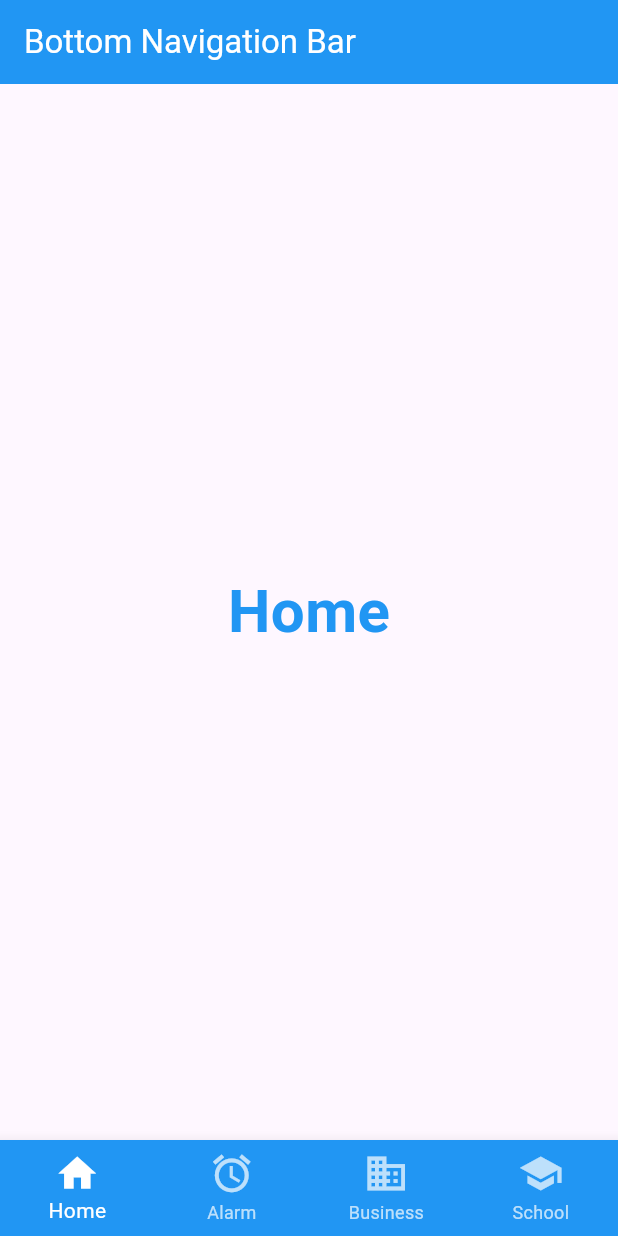
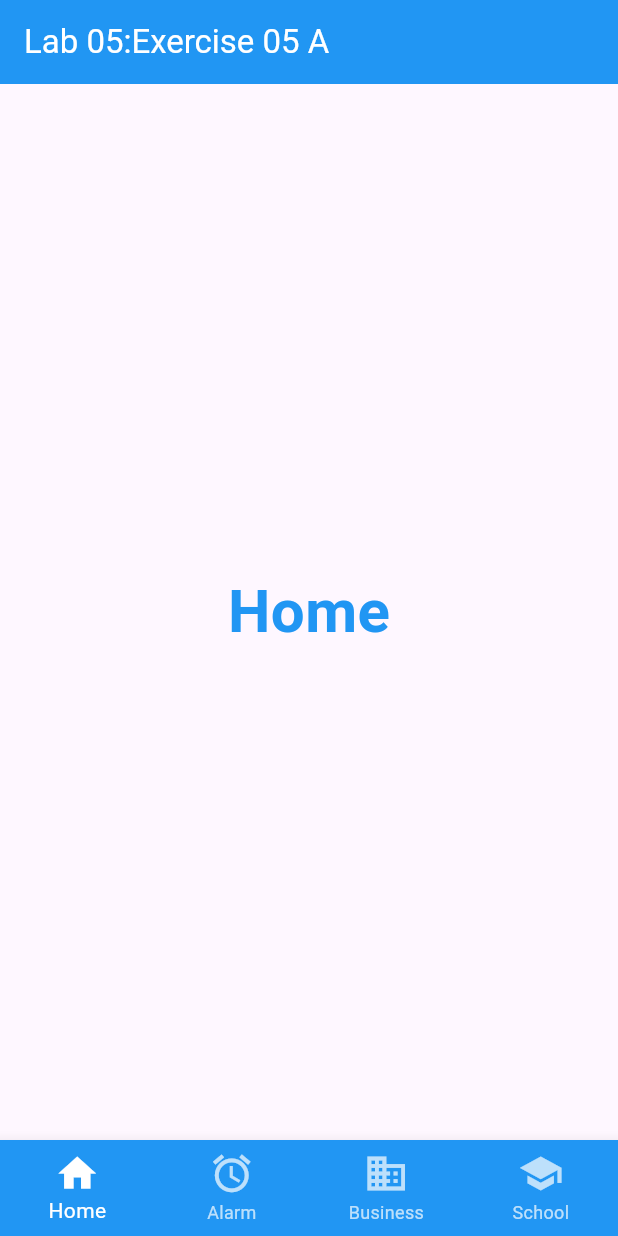
Before and after one commit to 106171-source/tma3084_selab_106171_lab5_lesson07, a Flutter app: the screen it shows after launch, on a phone screen of 412 x 824 dp. Run offline on Flutter 3.47's test engine with Material 3 defaults, Android fonts, the phone set to English and light mode, and no system bars.

Commit message:
Update bottom navigation title
Changed the app bar title from "Bottom Navigation Bar" to "Lab 05:Exercise 05 A".

```diff
--- a/bottom_navigator_bar_lab/lib/main.dart
+++ b/bottom_navigator_bar_lab/lib/main.dart
@@ -40,7 +40,7 @@ class _BottomNavLabState extends State<BottomNavLab> {
   Widget build(BuildContext context) {
     return Scaffold(
       appBar: AppBar(
-        title: const Text('Bottom Navigation Bar'),
+        title: const Text('Lab 05:Exercise 05 A'),
         backgroundColor: Colors.blue,
         foregroundColor: Colors.white,
       ),
```
